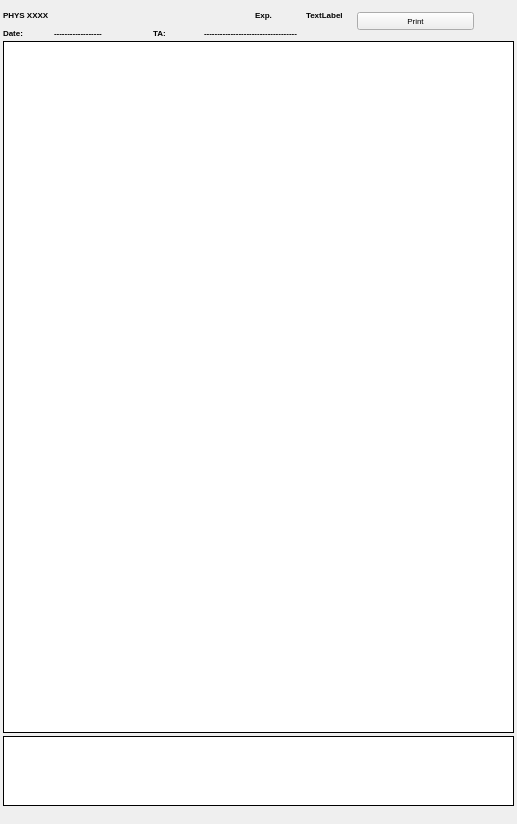
tdgskinner/yorku-phys-lab-seating, file YorkULabSeating_att.ui: the form before one commit.
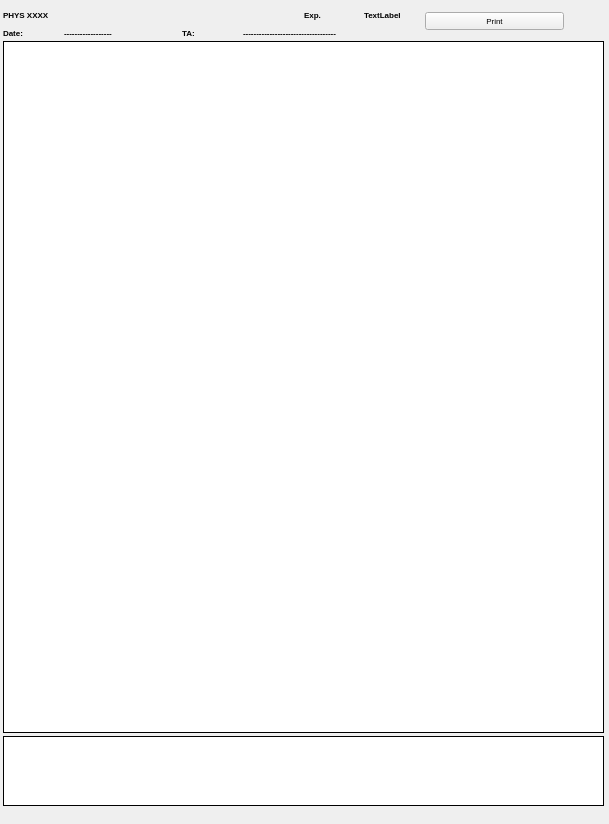
The form after the commit.

What changed in the file:
```diff
--- a/YorkULabSeating_att.ui
+++ b/YorkULabSeating_att.ui
@@ -6,19 +6,19 @@
    <rect>
     <x>0</x>
     <y>0</y>
-    <width>517</width>
+    <width>609</width>
     <height>824</height>
    </rect>
   </property>
   <property name="windowTitle">
    <string>Form</string>
   </property>
-  <widget class="QWidget" name="">
+  <widget class="QWidget" name="layoutWidget">
    <property name="geometry">
     <rect>
      <x>3</x>
      <y>5</y>
-     <width>511</width>
+     <width>601</width>
      <height>801</height>
     </rect>
    </property>
@@ -154,6 +154,12 @@
        <layout class="QVBoxLayout" name="verticalLayout">
         <item>
          <widget class="QPushButton" name="pushButton_print_att">
+          <property name="minimumSize">
+           <size>
+            <width>0</width>
+            <height>0</height>
+           </size>
+          </property>
           <property name="font">
            <font>
             <family>Arial</family>
@@ -190,6 +196,9 @@
         <pointsize>5</pointsize>
        </font>
       </property>
+      <property name="styleSheet">
+       <string notr="true"/>
+      </property>
       <property name="frameShape">
        <enum>QFrame::Box</enum>
       </property>
@@ -208,6 +217,12 @@
       <attribute name="horizontalHeaderDefaultSectionSize">
        <number>110</number>
       </attribute>
+      <attribute name="verticalHeaderDefaultSectionSize">
+       <number>25</number>
+      </attribute>
+      <attribute name="verticalHeaderMinimumSectionSize">
+       <number>17</number>
+      </attribute>
      </widget>
     </item>
     <item>
```
